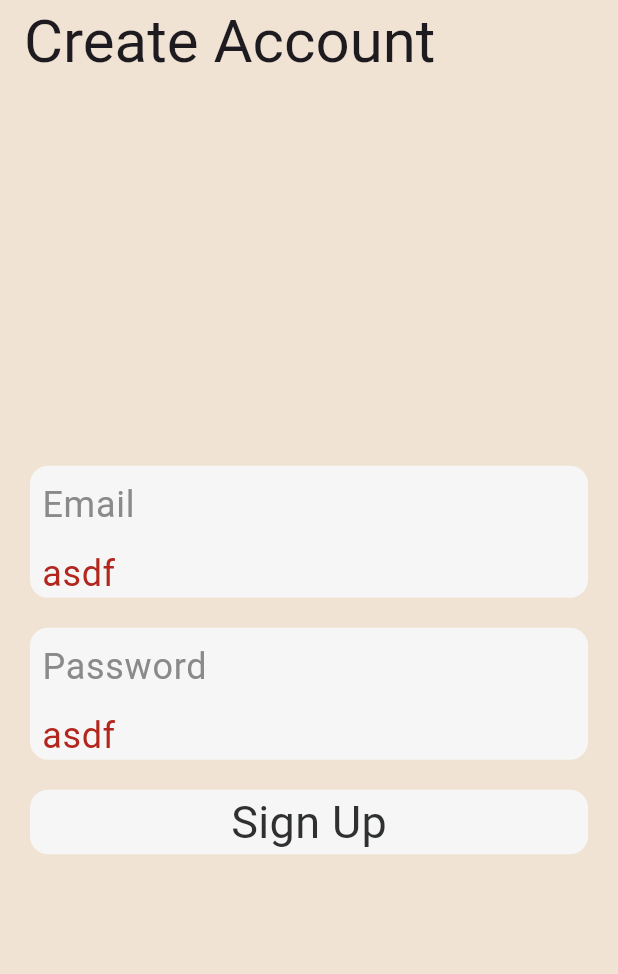
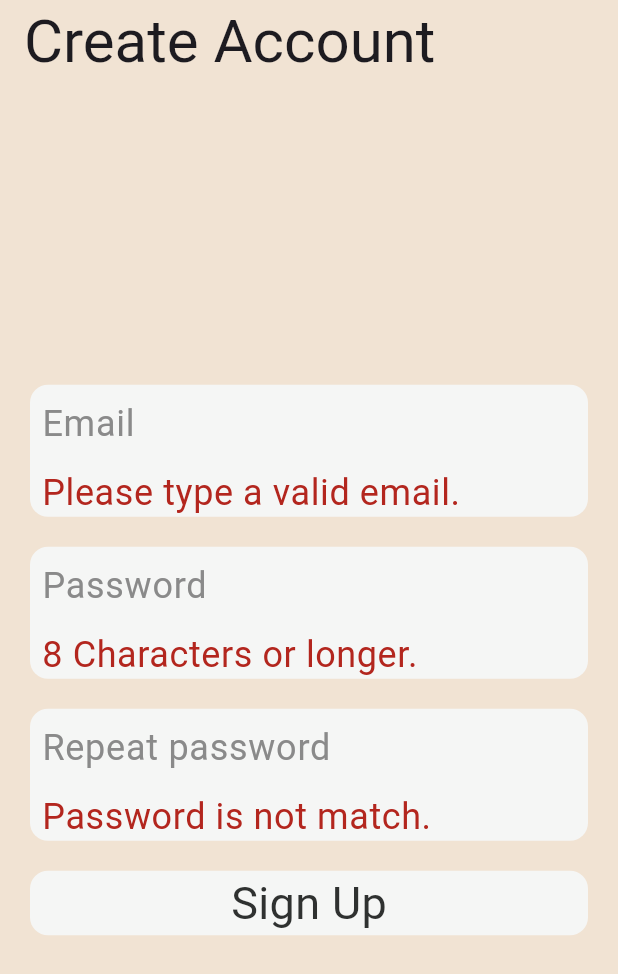
Before and after one commit to hojun-jo/moodtracker, a Flutter app: the SignUpScreen screen opened by its route, after a tap on "Sign Up", on a phone screen of 412 x 824 dp. Shown: the top 974 px of the screen. Run offline on Flutter 3.47's test engine with Material 3 defaults, Android fonts, the phone set to English and light mode, and no system bars; our stand-ins replace cloud_firestore, device_preview, firebase_auth, firebase_core, flutter_riverpod, font_awesome_flutter and 3 more; accounts and stored records are empty; Roboto replaces fonts that are missing (Dongle).

Commit message:
feat: authentication 구현

```diff
--- a/lib/app.dart
+++ b/lib/app.dart
@@ -1,16 +1,17 @@
 import 'package:device_preview/device_preview.dart';
 import 'package:flutter/material.dart';
+import 'package:flutter_riverpod/flutter_riverpod.dart';
 import 'package:moodtracker/core/theme/app_theme_data.dart';
 import 'package:moodtracker/core/theme/app_theme_type.dart';
 import 'package:moodtracker/route/router.dart';
 
-class MoodTrackerApp extends StatelessWidget {
+class MoodTrackerApp extends ConsumerWidget {
   const MoodTrackerApp({super.key});
 
   @override
-  Widget build(BuildContext context) {
+  Widget build(BuildContext context, WidgetRef ref) {
     return MaterialApp.router(
-      routerConfig: router,
+      routerConfig: ref.watch(routerProvider),
       title: "Mood Tracker",
       theme: appThemeData(AppThemeType.white),
       builder: DevicePreview.appBuilder,
--- /dev/null
+++ b/lib/core/utils/validator.dart
@@ -0,0 +1,17 @@
+abstract class Validator {
+  Validator._();
+
+  static bool validateEmail(String email) {
+    if (email.isEmpty) return false;
+    final regExp = RegExp(
+        r"^[a-zA-Z0-9.a-zA-Z0-9.!#$%&'*+-/=?^_`{|}~]+@[a-zA-Z0-9]+\.[a-zA-Z]+");
+    if (!regExp.hasMatch(email)) {
+      return false;
+    }
+    return true;
+  }
+
+  static bool validatePassword(String password) {
+    return password.isNotEmpty && password.length >= 8;
+  }
+}
--- a/lib/features/auth/views/sign_in_screen.dart
+++ /dev/null
@@ -1,80 +0,0 @@
-import 'package:flutter/material.dart';
-import 'package:go_router/go_router.dart';
-import 'package:moodtracker/features/auth/views/widgets/auth_app_bar.dart';
-import 'package:moodtracker/features/auth/views/widgets/auth_text_field.dart';
-import 'package:moodtracker/route/route_path.dart';
-
-class SignInScreen extends StatefulWidget {
-  const SignInScreen({super.key});
-
-  @override
-  State<SignInScreen> createState() => _SignInScreenState();
-}
-
-class _SignInScreenState extends State<SignInScreen> {
-  final TextEditingController _emailController = TextEditingController();
-  final TextEditingController _passwordController = TextEditingController();
-
-  @override
-  void dispose() {
-    _emailController.dispose();
-    _passwordController.dispose();
-    super.dispose();
-  }
-
-  @override
-  Widget build(BuildContext context) {
-    return Scaffold(
-      appBar: const AuthAppBar(title: "Welcome!"),
-      body: SafeArea(
-        child: Padding(
-          padding: const EdgeInsets.all(20),
-          child: Column(
-            mainAxisAlignment: MainAxisAlignment.center,
-            spacing: 20,
-            children: [
-              AuthTextField(
-                emailController: _emailController,
-                hintText: "Email",
-                errorText: "asdf",
-              ),
-              AuthTextField(
-                emailController: _passwordController,
-                hintText: "Password",
-                errorText: "asdf",
-              ),
-              GestureDetector(
-                onTap: _signIn,
-                child: const Card(
-                  child: Row(
-                    mainAxisAlignment: MainAxisAlignment.center,
-                    children: [
-                      Text("Sign In"),
-                    ],
-                  ),
-                ),
-              ),
-              GestureDetector(
-                onTap: _goToSignUp,
-                child: const Card(
-                  child: Row(
-                    mainAxisAlignment: MainAxisAlignment.center,
-                    children: [
-                      Text("Create Account"),
-                    ],
-                  ),
-                ),
-              ),
-            ],
-          ),
-        ),
-      ),
-    );
-  }
-
-  void _signIn() {}
-
-  void _goToSignUp() {
-    context.push(RoutePath.signUp);
-  }
-}
--- a/lib/features/auth/views/sign_up_screen.dart
+++ /dev/null
@@ -1,63 +0,0 @@
-import 'package:flutter/material.dart';
-import 'package:moodtracker/features/auth/views/widgets/auth_app_bar.dart';
-import 'package:moodtracker/features/auth/views/widgets/auth_text_field.dart';
-
-class SignUpScreen extends StatefulWidget {
-  const SignUpScreen({super.key});
-
-  @override
-  State<SignUpScreen> createState() => _SignUpScreenState();
-}
-
-class _SignUpScreenState extends State<SignUpScreen> {
-  final TextEditingController _emailController = TextEditingController();
-  final TextEditingController _passwordController = TextEditingController();
-
-  @override
-  void dispose() {
-    _emailController.dispose();
-    _passwordController.dispose();
-    super.dispose();
-  }
-
-  @override
-  Widget build(BuildContext context) {
-    return Scaffold(
-      appBar: const AuthAppBar(title: "Create Account"),
-      body: SafeArea(
-        child: Padding(
-          padding: const EdgeInsets.all(20),
-          child: Column(
-            mainAxisAlignment: MainAxisAlignment.center,
-            spacing: 20,
-            children: [
-              AuthTextField(
-                emailController: _emailController,
-                hintText: "Email",
-                errorText: "asdf",
-              ),
-              AuthTextField(
-                emailController: _passwordController,
-                hintText: "Password",
-                errorText: "asdf",
-              ),
-              GestureDetector(
-                onTap: _signUp,
-                child: const Card(
-                  child: Row(
-                    mainAxisAlignment: MainAxisAlignment.center,
-                    children: [
-                      Text("Sign Up"),
-                    ],
-                  ),
-                ),
-              ),
-            ],
-          ),
-        ),
-      ),
-    );
-  }
-
-  void _signUp() {}
-}
--- a/lib/features/auth/views/widgets/auth_text_field.dart
+++ /dev/null
@@ -1,30 +0,0 @@
-import 'package:flutter/material.dart';
-
-class AuthTextField extends StatelessWidget {
-  final TextEditingController emailController;
-  final String hintText;
-  final String? errorText;
-
-  const AuthTextField({
-    super.key,
-    required this.emailController,
-    required this.hintText,
-    this.errorText,
-  });
-
-  @override
-  Widget build(BuildContext context) {
-    return Card(
-      child: Padding(
-        padding: const EdgeInsets.symmetric(horizontal: 8),
-        child: TextField(
-          controller: emailController,
-          decoration: InputDecoration(
-            hintText: hintText,
-            errorText: errorText,
-          ),
-        ),
-      ),
-    );
-  }
-}
--- /dev/null
+++ b/lib/features/authentication/repos/authentication_repository.dart
@@ -0,0 +1,29 @@
+import 'package:firebase_auth/firebase_auth.dart';
+import 'package:flutter_riverpod/flutter_riverpod.dart';
+
+class AuthenticationRepository {
+  final FirebaseAuth _firebaseAuth = FirebaseAuth.instance;
+
+  User? get user => _firebaseAuth.currentUser;
+  bool get isLoggedIn => user != null;
+
+  Future<UserCredential> signUp(String email, String password) async {
+    return _firebaseAuth.createUserWithEmailAndPassword(
+      email: email,
+      password: password,
+    );
+  }
+
+  Future<void> signIn(String email, String password) async {
+    await _firebaseAuth.signInWithEmailAndPassword(
+      email: email,
+      password: password,
+    );
+  }
+
+  Future<void> signOut() async {
+    await _firebaseAuth.signOut();
+  }
+}
+
+final authRepo = Provider((ref) => AuthenticationRepository());
--- /dev/null
+++ b/lib/features/authentication/view_models/sign_in_view_model.dart
@@ -0,0 +1,38 @@
+import 'dart:async';
+
+import 'package:flutter_riverpod/flutter_riverpod.dart';
+import 'package:moodtracker/core/utils/validator.dart';
+import 'package:moodtracker/features/authentication/repos/authentication_repository.dart';
+
+class SignInViewModel extends AsyncNotifier {
+  late final AuthenticationRepository _authRepo;
+
+  @override
+  FutureOr build() {
+    _authRepo = ref.read(authRepo);
+  }
+
+  Future<void> signIn(String email, String password) async {
+    state = const AsyncValue.loading();
+    state = await AsyncValue.guard(() async {
+      await _authRepo.signIn(email, password);
+    });
+  }
+
+  String? validateEmail(String? email) {
+    if (email == null || !Validator.validateEmail(email)) {
+      return "Please type a valid email.";
+    }
+    return null;
+  }
+
+  String? validatePassword(String? password) {
+    if (password == null || !Validator.validatePassword(password)) {
+      return "8 Characters or longer.";
+    }
+    return null;
+  }
+}
+
+final signInProvider =
+    AsyncNotifierProvider<SignInViewModel, void>(() => SignInViewModel());
--- /dev/null
+++ b/lib/features/authentication/view_models/sign_up_view_model.dart
@@ -0,0 +1,54 @@
+import 'dart:async';
+
+import 'package:flutter_riverpod/flutter_riverpod.dart';
+import 'package:moodtracker/core/providers/user_notifier.dart';
+import 'package:moodtracker/core/utils/validator.dart';
+import 'package:moodtracker/features/authentication/repos/authentication_repository.dart';
+
+class SignUpViewModel extends AsyncNotifier {
+  late final AuthenticationRepository _authRepo;
+
+  @override
+  FutureOr build() {
+    _authRepo = ref.read(authRepo);
+  }
+
+  Future<void> signUp(
+    String email,
+    String password,
+  ) async {
+    state = const AsyncValue.loading();
+    state = await AsyncValue.guard(() async {
+      final userCredential = await _authRepo.signUp(email, password);
+
+      ref.read(userProvider.notifier).createUser(userCredential);
+    });
+  }
+
+  String? validateEmail(String? email) {
+    if (email == null || !Validator.validateEmail(email)) {
+      return "Please type a valid email.";
+    }
+    return null;
+  }
+
+  String? validatePassword(String? password) {
+    if (password == null || !Validator.validatePassword(password)) {
+      return "8 Characters or longer.";
+    }
+    return null;
+  }
+
+  String? validateRepeatPassword(String? repeatPassword, String? password) {
+    if (password == null ||
+        repeatPassword == null ||
+        password != repeatPassword) {
+      return "Password is not match.";
+    }
+    return null;
+  }
+}
+
+final signUpProvider = AsyncNotifierProvider<SignUpViewModel, void>(
+  () => SignUpViewModel(),
+);
--- /dev/null
+++ b/lib/features/authentication/views/sign_up_screen.dart
@@ -0,0 +1,105 @@
+import 'package:flutter/material.dart';
+import 'package:flutter_riverpod/flutter_riverpod.dart';
+import 'package:go_router/go_router.dart';
+import 'package:moodtracker/features/authentication/view_models/sign_up_view_model.dart';
+import 'package:moodtracker/features/authentication/views/widgets/auth_app_bar.dart';
+import 'package:moodtracker/features/authentication/views/widgets/auth_form_field.dart';
+import 'package:moodtracker/route/route_path.dart';
+
+class SignUpScreen extends ConsumerStatefulWidget {
+  const SignUpScreen({super.key});
+
+  @override
+  ConsumerState<SignUpScreen> createState() => _SignUpScreenState();
+}
+
+class _SignUpScreenState extends ConsumerState<SignUpScreen> {
+  final GlobalKey<FormState> _formKey = GlobalKey<FormState>();
+  final Map<String, String> _formData = {};
+
+  @override
+  Widget build(BuildContext context) {
+    return Scaffold(
+      appBar: const AuthAppBar(title: "Create Account"),
+      body: SafeArea(
+        child: Padding(
+          padding: const EdgeInsets.all(20),
+          child: Column(
+            mainAxisAlignment: MainAxisAlignment.center,
+            spacing: 20,
+            children: [
+              Form(
+                key: _formKey,
+                child: Column(
+                  spacing: 20,
+                  children: [
+                    AuthFormField(
+                      hintText: "Email",
+                      validator: (value) => ref
+                          .read(signUpProvider.notifier)
+                          .validateEmail(value),
+                      onChanged: (value) {
+                        if (value != null) {
+                          _formData["email"] = value;
+                        }
+                      },
+                    ),
+                    AuthFormField(
+                      obscureText: true,
+                      hintText: "Password",
+                      validator: (value) => ref
+                          .read(signUpProvider.notifier)
+                          .validatePassword(value),
+                      onChanged: (value) {
+                        if (value != null) {
+                          _formData["password"] = value;
+                        }
+                      },
+                    ),
+                    AuthFormField(
+                      obscureText: true,
+                      hintText: "Repeat password",
+                      validator: (value) => ref
+                          .read(signUpProvider.notifier)
+                          .validateRepeatPassword(
+                            value,
+                            _formData["password"],
+                          ),
+                      onChanged: (value) {
+                        if (value != null) {
+                          _formData["repeatPassword"] = value;
+                        }
+                      },
+                    ),
+                  ],
+                ),
+              ),
+              GestureDetector(
+                onTap: _signUp,
+                child: const Card(
+                  child: Row(
+                    mainAxisAlignment: MainAxisAlignment.center,
+                    children: [
+                      Text("Sign Up"),
+                    ],
+                  ),
+                ),
+              ),
+            ],
+          ),
+        ),
+      ),
+    );
+  }
+
+  void _signUp() {
+    if (_formKey.currentState == null) return;
+    if (_formKey.currentState!.validate()) {
+      ref.read(signUpProvider.notifier).signUp(
+            _formData["email"]!,
+            _formData["password"]!,
+          );
+      context.go(RoutePath.home);
+    }
+  }
+}
--- /dev/null
+++ b/lib/features/authentication/views/widgets/auth_form_field.dart
@@ -0,0 +1,33 @@
+import 'package:flutter/material.dart';
+
+class AuthFormField extends StatelessWidget {
+  final bool obscureText;
+  final String hintText;
+  final String? Function(String?) validator;
+  final Function(String?) onChanged;
+
+  const AuthFormField({
+    super.key,
+    this.obscureText = false,
+    required this.hintText,
+    required this.validator,
+    required this.onChanged,
+  });
+
+  @override
+  Widget build(BuildContext context) {
+    return Card(
+      child: Padding(
+        padding: const EdgeInsets.symmetric(horizontal: 8),
+        child: TextFormField(
+          obscureText: obscureText,
+          decoration: InputDecoration(
+            hintText: hintText,
+          ),
+          validator: validator,
+          onChanged: onChanged,
+        ),
+      ),
+    );
+  }
+}
--- a/lib/main.dart
+++ b/lib/main.dart
@@ -2,6 +2,7 @@ import 'package:device_preview/device_preview.dart';
 import 'package:firebase_core/firebase_core.dart';
 import 'package:flutter/foundation.dart';
 import 'package:flutter/material.dart';
+import 'package:flutter_riverpod/flutter_riverpod.dart';
 import 'package:moodtracker/app.dart';
 import 'package:moodtracker/firebase_options.dart';
 
@@ -13,7 +14,9 @@ void main() async {
   runApp(
     DevicePreview(
       enabled: !kReleaseMode,
-      builder: (context) => const MoodTrackerApp(),
+      builder: (context) => const ProviderScope(
+        child: MoodTrackerApp(),
+      ),
     ),
   );
 }
--- a/pubspec.yaml
+++ b/pubspec.yaml
@@ -35,7 +35,7 @@ dependencies:
   # Use with the CupertinoIcons class for iOS style icons.
   cupertino_icons: ^1.0.8
   go_router: ^14.8.1
-  riverpod: ^2.6.1
+  flutter_riverpod: ^2.6.1
   firebase_core: ^3.12.1
   firebase_auth: ^5.5.1
   cloud_firestore: ^5.6.5
@@ -43,6 +43,7 @@ dependencies:
   device_preview: ^1.2.0
   font_awesome_flutter: ^10.8.0
   gap: ^3.0.1
+  uuid: ^4.5.1
 
 dev_dependencies:
   flutter_test:
```
Also changed, not shown: lib/core/models/user/user_model.dart (+13 -0 lines), lib/core/providers/user_notifier.dart (added, +51 -0 lines), lib/core/repos/user_repository.dart (added, +18 -0 lines), lib/features/authentication/views/sign_in_screen.dart (added, +105 -0 lines), lib/route/router.dart (+18 -5 lines), lib/features/authentication/views/widgets/auth_app_bar.dart (renamed from lib/features/auth/views/widgets/auth_app_bar.dart), pubspec.lock.
